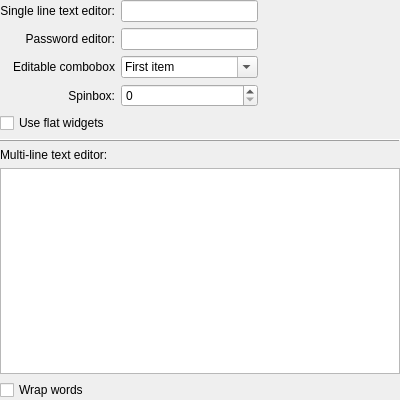
Above: kstyles/oxygen/demo/ui/oxygeninputdemowidget.ui from mgottschlag/kwin-tiling before the change. Below: the same form after it.
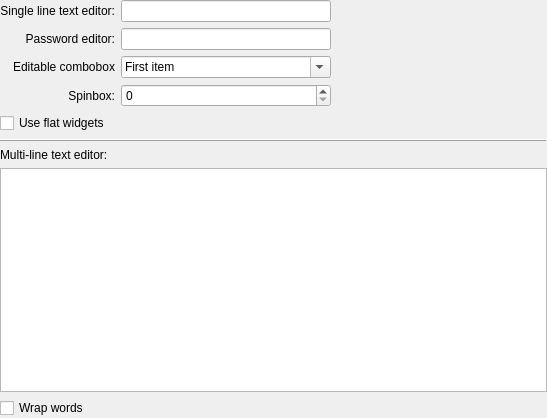
That is the form after the change. Custom widgets are drawn as their Qt base class.

Commit message: Moved FrameDemoWidget layout to proper ui file. Added painting of 'flat' groupboxes.

The edit to the form file:
```diff
--- a/kstyles/oxygen/demo/ui/oxygeninputdemowidget.ui
+++ b/kstyles/oxygen/demo/ui/oxygeninputdemowidget.ui
@@ -6,8 +6,8 @@
    <rect>
     <x>0</x>
     <y>0</y>
-    <width>400</width>
-    <height>400</height>
+    <width>547</width>
+    <height>418</height>
    </rect>
   </property>
   <layout class="QGridLayout" name="gridLayout">
```
Left out of the diff: 9 changed lines with no effect on the pictures. The commit also changes 4 other files.
